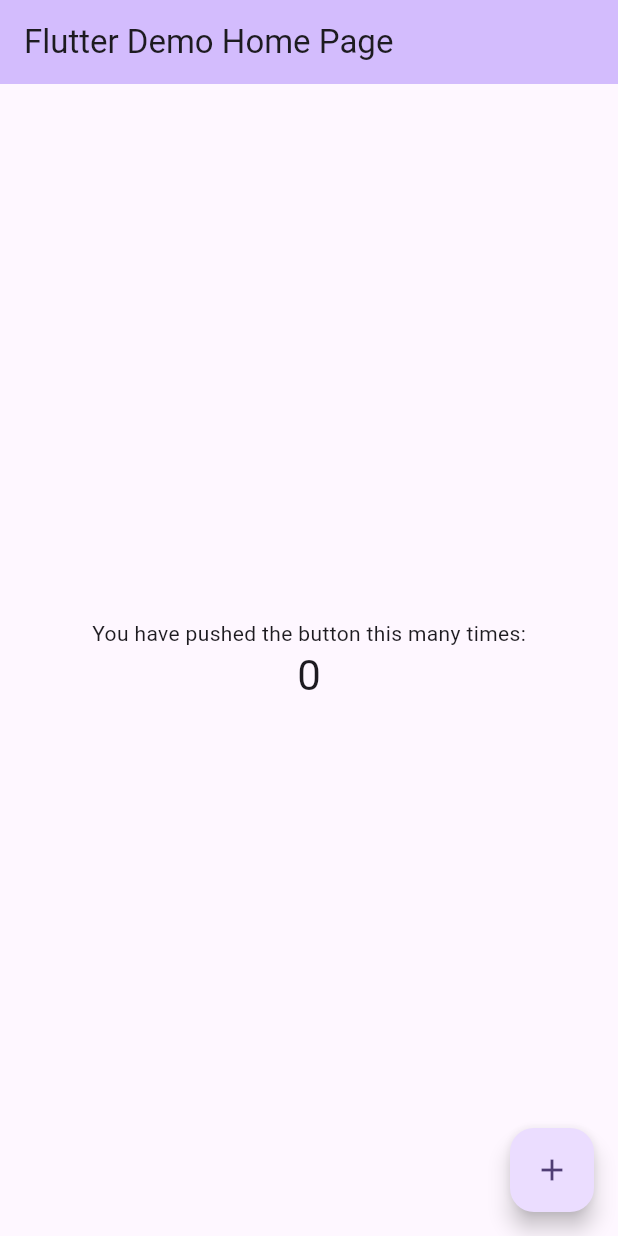
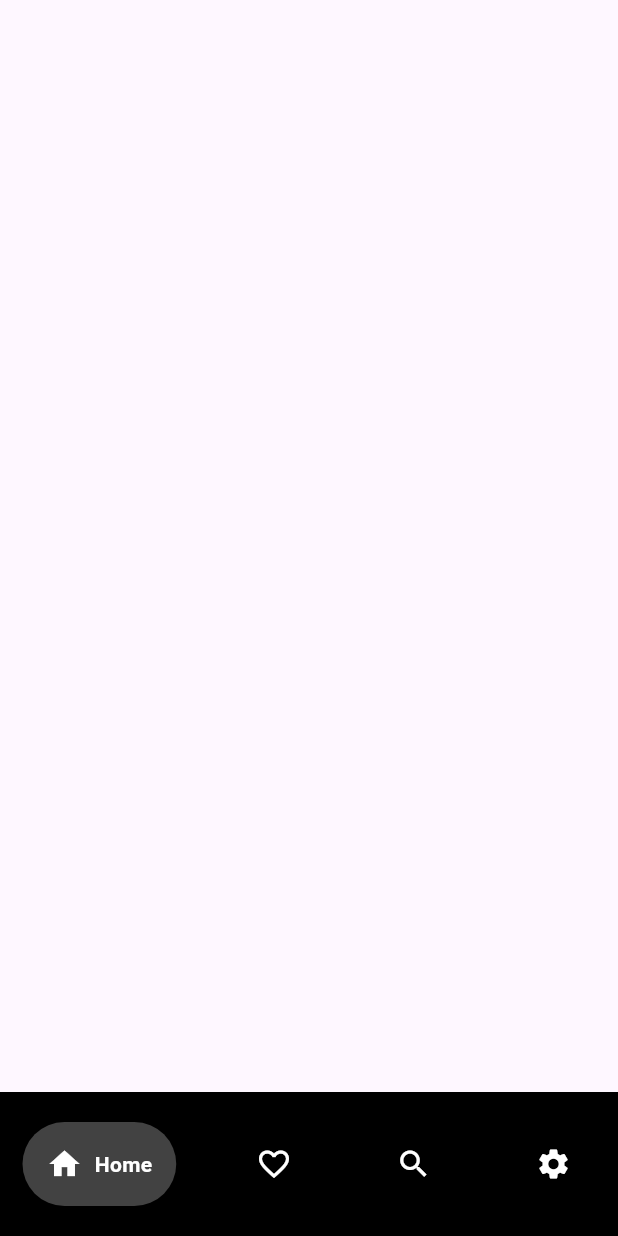
Before and after one commit to Emmanuel246/google_nav_bar, a Flutter app: the screen it shows after launch, on a phone screen of 412 x 824 dp. Run offline on Flutter 3.47's test engine with Material 3 defaults, Android fonts, the phone set to English and light mode, and no system bars; drawn by our look-alikes of google_nav_bar.

Commit message:
C:/Program Files/Git/ok

```diff
--- /dev/null
+++ b/lib/home_page.dart
@@ -0,0 +1,49 @@
+import 'package:flutter/material.dart';
+import 'package:google_nav_bar/google_nav_bar.dart';
+
+class HomePage extends StatefulWidget {
+  const HomePage({super.key});
+
+  @override
+  State<HomePage> createState() => _HomePageState();
+}
+
+class _HomePageState extends State<HomePage> {
+  @override
+  Widget build(BuildContext context) {
+    return  Scaffold(
+      bottomNavigationBar: Container(
+        color: Colors.black,
+        child: Padding(
+          padding: const EdgeInsets.symmetric(horizontal: 15.0, vertical: 20 ),
+          child: GNav(
+            backgroundColor: Colors.black,
+            color: Colors.white,
+            activeColor: Colors.white,
+            tabBackgroundColor: Colors.grey.shade800,
+            padding: const EdgeInsets.all(16),
+            gap: 8,
+            tabs: const [
+              GButton(
+                icon: Icons.home,
+                text: "Home",
+              ),
+              GButton(
+                icon: Icons.favorite_border,
+                text: "Likes",
+              ),
+              GButton(
+                icon: Icons.search,
+                text: "Search",
+              ),
+              GButton(
+                icon: Icons.settings,
+                text: "Settings",
+              ),
+            ],
+          ),
+        ),
+      ),
+    );
+  }
+}
--- a/lib/main.dart
+++ b/lib/main.dart
@@ -1,125 +1,17 @@
 import 'package:flutter/material.dart';
+import 'package:nav_bar/home_page.dart';
 
 void main() {
   runApp(const MyApp());
 }
-
 class MyApp extends StatelessWidget {
   const MyApp({super.key});
 
-  // This widget is the root of your application.
   @override
   Widget build(BuildContext context) {
     return MaterialApp(
-      title: 'Flutter Demo',
-      theme: ThemeData(
-        // This is the theme of your application.
-        //
-        // TRY THIS: Try running your application with "flutter run". You'll see
-        // the application has a purple toolbar. Then, without quitting the app,
-        // try changing the seedColor in the colorScheme below to Colors.green
-        // and then invoke "hot reload" (save your changes or press the "hot
-        // reload" button in a Flutter-supported IDE, or press "r" if you used
-        // the command line to start the app).
-        //
-        // Notice that the counter didn't reset back to zero; the application
-        // state is not lost during the reload. To reset the state, use hot
-        // restart instead.
-        //
-        // This works for code too, not just values: Most code changes can be
-        // tested with just a hot reload.
-        colorScheme: ColorScheme.fromSeed(seedColor: Colors.deepPurple),
-        useMaterial3: true,
-      ),
-      home: const MyHomePage(title: 'Flutter Demo Home Page'),
+      debugShowCheckedModeBanner: false,
+      home: HomePage(),
     );
   }
 }
-
-class MyHomePage extends StatefulWidget {
-  const MyHomePage({super.key, required this.title});
-
-  // This widget is the home page of your application. It is stateful, meaning
-  // that it has a State object (defined below) that contains fields that affect
-  // how it looks.
-
-  // This class is the configuration for the state. It holds the values (in this
-  // case the title) provided by the parent (in this case the App widget) and
-  // used by the build method of the State. Fields in a Widget subclass are
-  // always marked "final".
-
-  final String title;
-
-  @override
-  State<MyHomePage> createState() => _MyHomePageState();
-}
-
-class _MyHomePageState extends State<MyHomePage> {
-  int _counter = 0;
-
-  void _incrementCounter() {
-    setState(() {
-      // This call to setState tells the Flutter framework that something has
-      // changed in this State, which causes it to rerun the build method below
-      // so that the display can reflect the updated values. If we changed
-      // _counter without calling setState(), then the build method would not be
-      // called again, and so nothing would appear to happen.
-      _counter++;
-    });
-  }
-
-  @override
-  Widget build(BuildContext context) {
-    // This method is rerun every time setState is called, for instance as done
-    // by the _incrementCounter method above.
-    //
-    // The Flutter framework has been optimized to make rerunning build methods
-    // fast, so that you can just rebuild anything that needs updating rather
-    // than having to individually change instances of widgets.
-    return Scaffold(
-      appBar: AppBar(
-        // TRY THIS: Try changing the color here to a specific color (to
-        // Colors.amber, perhaps?) and trigger a hot reload to see the AppBar
-        // change color while the other colors stay the same.
-        backgroundColor: Theme.of(context).colorScheme.inversePrimary,
-        // Here we take the value from the MyHomePage object that was created by
-        // the App.build method, and use it to set our appbar title.
-        title: Text(widget.title),
-      ),
-      body: Center(
-        // Center is a layout widget. It takes a single child and positions it
-        // in the middle of the parent.
-        child: Column(
-          // Column is also a layout widget. It takes a list of children and
-          // arranges them vertically. By default, it sizes itself to fit its
-          // children horizontally, and tries to be as tall as its parent.
-          //
-          // Column has various properties to control how it sizes itself and
-          // how it positions its children. Here we use mainAxisAlignment to
-          // center the children vertically; the main axis here is the vertical
-          // axis because Columns are vertical (the cross axis would be
-          // horizontal).
-          //
-          // TRY THIS: Invoke "debug painting" (choose the "Toggle Debug Paint"
-          // action in the IDE, or press "p" in the console), to see the
-          // wireframe for each widget.
-          mainAxisAlignment: MainAxisAlignment.center,
-          children: <Widget>[
-            const Text(
-              'You have pushed the button this many times:',
-            ),
-            Text(
-              '$_counter',
-              style: Theme.of(context).textTheme.headlineMedium,
-            ),
-          ],
-        ),
-      ),
-      floatingActionButton: FloatingActionButton(
-        onPressed: _incrementCounter,
-        tooltip: 'Increment',
-        child: const Icon(Icons.add),
-      ), // This trailing comma makes auto-formatting nicer for build methods.
-    );
-  }
-}
```
